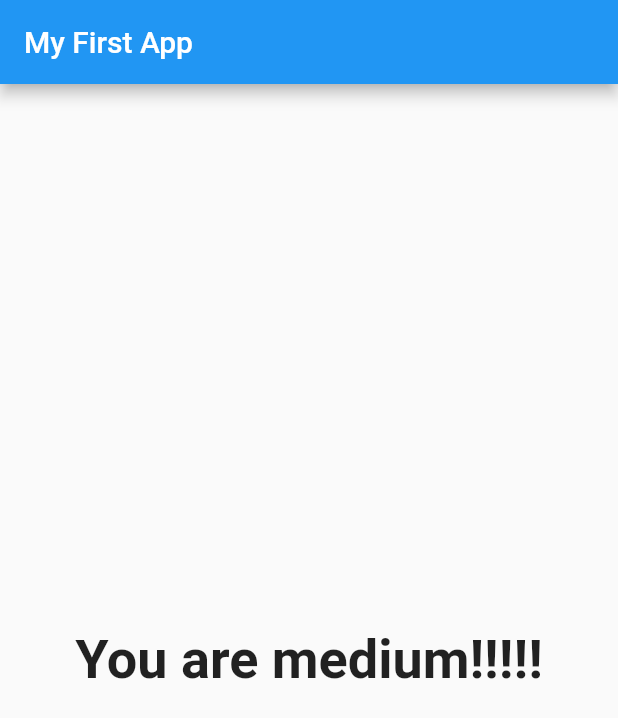
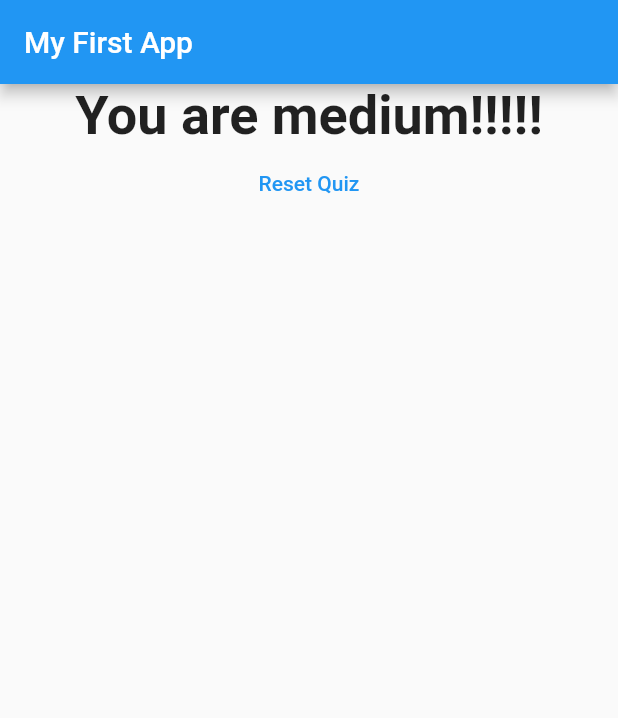
Before and after one commit to kaings-flutter/flutter_proj1, a Flutter app: the screen it shows after launch, after a tap on "red", after a tap on "cat", after a tap on "Shell", on a phone screen of 412 x 824 dp. Shown: the top 718 px of the screen. Run offline on Flutter 3.47's test engine with Material 2 defaults, Android fonts, the phone set to English and light mode, and no system bars.

Commit message:
added reset quiz

```diff
--- a/lib/main.dart
+++ b/lib/main.dart
@@ -68,6 +68,13 @@ class _MyAppState extends State<MyApp> {
     }
   }
 
+  void _restartQuestion() {
+    setState(() {
+      _questionIdx = 0;
+      _totalScore = 0;
+    });
+  }
+
   @override
   Widget build(BuildContext context) {
     return MaterialApp(
@@ -78,6 +85,9 @@ class _MyAppState extends State<MyApp> {
                     questions: _questions,
                     answerQuestion: _answerQuestion,
                     questionIdx: _questionIdx)
-                : Result(_totalScore)));
+                : Result(
+                    resultScore: _totalScore,
+                    resetHandler: _restartQuestion,
+                  )));
   }
 }
--- a/lib/result.dart
+++ b/lib/result.dart
@@ -2,8 +2,9 @@ import 'package:flutter/material.dart';
 
 class Result extends StatelessWidget {
   final int resultScore;
+  final Function resetHandler;
 
-  Result(this.resultScore);
+  Result({this.resultScore, this.resetHandler});
 
   String get resultPhrase {
     var resultText = 'You did it!!!!!';
@@ -21,9 +22,18 @@ class Result extends StatelessWidget {
   @override
   Widget build(BuildContext context) {
     return Center(
-        child: Text(
-      resultPhrase,
-      style: TextStyle(fontSize: 36, fontWeight: FontWeight.bold),
+        child: Column(
+      children: [
+        Text(
+          resultPhrase,
+          style: TextStyle(fontSize: 36, fontWeight: FontWeight.bold),
+        ),
+        FlatButton(
+          onPressed: resetHandler,
+          child: Text('Reset Quiz'),
+          textColor: Colors.blue,
+        )
+      ],
     ));
   }
 }
```
